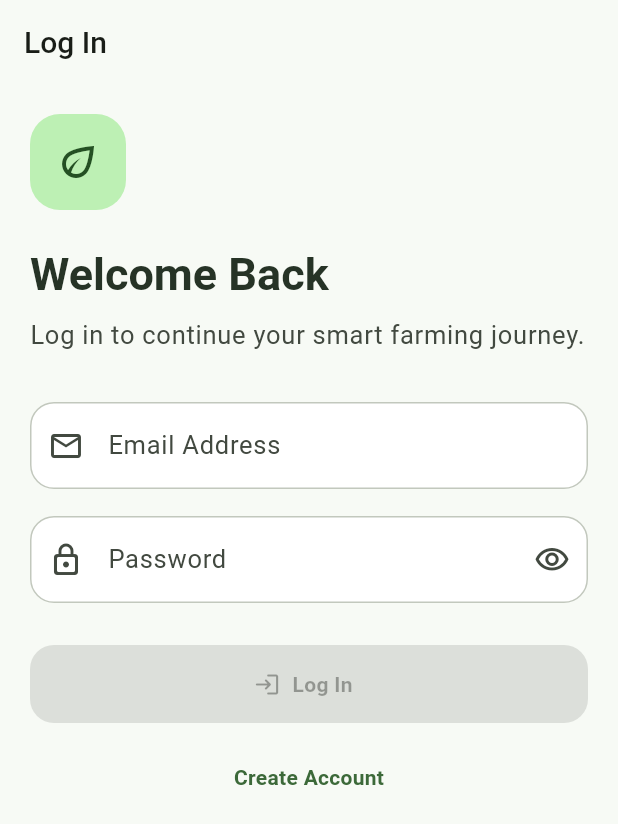
After one commit to ranasinghekavinda03/AgroCrew, a Flutter app: the LoginScreen screen opened directly, on a phone screen of 412 x 824 dp. The commit adds this screen. Shown: the top 824 px of the screen. Run offline on Flutter 3.47's test engine with Material 3 defaults, Android fonts, the phone set to English and light mode, and no system bars; accounts and stored records are empty; network calls fail.

Commit message:
feat(auth): add login and verified profile screens

```diff
--- /dev/null
+++ b/mobile/lib/features/auth/presentation/login_screen.dart
@@ -0,0 +1,278 @@
+import 'package:flutter/material.dart';
+
+import '../../../core/network/api_client.dart';
+import '../data/auth_service.dart';
+import '../data/auth_session.dart';
+import 'authenticated_profile_screen.dart';
+import 'register_screen.dart';
+
+class LoginScreen extends StatefulWidget {
+  const LoginScreen({super.key, this.authService, this.session});
+
+  final AuthService? authService;
+  final AuthSession? session;
+
+  @override
+  State<LoginScreen> createState() => _LoginScreenState();
+}
+
+class _LoginScreenState extends State<LoginScreen> {
+  final _formKey = GlobalKey<FormState>();
+  final _emailController = TextEditingController();
+  final _passwordController = TextEditingController();
+  late final AuthService _authService;
+  late final AuthSession _session;
+  late final bool _ownsAuthService;
+  late final bool _ownsSession;
+  bool _isSubmitting = false;
+  bool _isFormValid = false;
+  bool _obscurePassword = true;
+  String? _errorMessage;
+
+  @override
+  void initState() {
+    super.initState();
+    _ownsAuthService = widget.authService == null;
+    _authService = widget.authService ?? AuthService(ApiClient());
+    _ownsSession = widget.session == null;
+    _session = widget.session ?? AuthSession();
+    _emailController.addListener(_updateFormValidity);
+    _passwordController.addListener(_updateFormValidity);
+  }
+
+  @override
+  void dispose() {
+    _emailController.dispose();
+    _passwordController.dispose();
+    if (_ownsAuthService) _authService.close();
+    if (_ownsSession) _session.dispose();
+    super.dispose();
+  }
+
+  String? _validateEmail(String? value) {
+    final email = value?.trim() ?? '';
+    if (email.isEmpty) return 'Enter your email address.';
+    if (email.length > 320) {
+      return 'Email address must be 320 characters or fewer.';
+    }
+    if (!RegExp(r'^[^\s@]+@[^\s@]+\.[^\s@]+$').hasMatch(email)) {
+      return 'Enter a valid email address.';
+    }
+    return null;
+  }
+
+  String? _validatePassword(String? value) {
+    if ((value ?? '').isEmpty) return 'Enter your password.';
+    return null;
+  }
+
+  void _updateFormValidity() {
+    final valid =
+        _validateEmail(_emailController.text) == null &&
+        _validatePassword(_passwordController.text) == null;
+    if (mounted && valid != _isFormValid) setState(() => _isFormValid = valid);
+  }
+
+  Future<void> _submit() async {
+    if (_isSubmitting || !_formKey.currentState!.validate()) return;
+    FocusScope.of(context).unfocus();
+    setState(() {
+      _isSubmitting = true;
+      _errorMessage = null;
+    });
+    try {
+      final response = await _authService.login(
+        email: _emailController.text.trim().toLowerCase(),
+        password: _passwordController.text,
+      );
+      if (!mounted) return;
+      _session.begin(response);
+      _passwordController.clear();
+      await Navigator.of(context).push(
+        MaterialPageRoute<void>(
+          builder: (_) => AuthenticatedProfileScreen(
+            authService: _authService,
+            session: _session,
+          ),
+        ),
+      );
+    } on LoginException catch (error) {
+      if (mounted) setState(() => _errorMessage = error.message);
+    } on Object {
+      if (mounted) {
+        setState(() {
+          _errorMessage =
+              'AgroCrew could not log you in right now. Please try again.';
+        });
+      }
+    } finally {
+      if (mounted) setState(() => _isSubmitting = false);
+    }
+  }
+
+  void _openRegistration() {
+    Navigator.of(context).push(
+      MaterialPageRoute<void>(
+        builder: (_) =>
+            RegisterScreen(authService: _authService, session: _session),
+      ),
+    );
+  }
+
+  @override
+  Widget build(BuildContext context) {
+    final theme = Theme.of(context);
+    final colors = theme.colorScheme;
+    return Scaffold(
+      appBar: AppBar(title: const Text('Log In')),
+      body: SafeArea(
+        child: LayoutBuilder(
+          builder: (context, constraints) => SingleChildScrollView(
+            padding: EdgeInsets.fromLTRB(
+              constraints.maxWidth >= 600 ? 48 : 20,
+              20,
+              constraints.maxWidth >= 600 ? 48 : 20,
+              32 + MediaQuery.viewInsetsOf(context).bottom,
+            ),
+            child: Center(
+              child: ConstrainedBox(
+                constraints: const BoxConstraints(maxWidth: 560),
+                child: Form(
+                  key: _formKey,
+                  child: Column(
+                    crossAxisAlignment: CrossAxisAlignment.stretch,
+                    children: [
+                      Align(
+                        alignment: Alignment.centerLeft,
+                        child: Container(
+                          width: 64,
+                          height: 64,
+                          decoration: BoxDecoration(
+                            color: colors.primaryContainer,
+                            borderRadius: BorderRadius.circular(20),
+                          ),
+                          child: Icon(
+                            Icons.eco_outlined,
+                            color: colors.onPrimaryContainer,
+                            size: 32,
+                          ),
+                        ),
+                      ),
+                      const SizedBox(height: 24),
+                      Text(
+                        'Welcome Back',
+                        style: theme.textTheme.headlineSmall?.copyWith(
+                          fontSize: 30,
+                          fontWeight: FontWeight.w700,
+                        ),
+                      ),
+                      const SizedBox(height: 8),
+                      Text(
+                        'Log in to continue your smart farming journey.',
+                        style: theme.textTheme.bodyLarge?.copyWith(
+                          color: colors.onSurfaceVariant,
+                        ),
+                      ),
+                      const SizedBox(height: 32),
+                      TextFormField(
+                        key: const Key('login-email-field'),
+                        controller: _emailController,
+                        autovalidateMode: AutovalidateMode.onUserInteraction,
+                        keyboardType: TextInputType.emailAddress,
+                        textInputAction: TextInputAction.next,
+                        autofillHints: const [AutofillHints.email],
+                        autocorrect: false,
+                        decoration: const InputDecoration(
+                          labelText: 'Email Address',
+                          prefixIcon: Icon(Icons.email_outlined),
+                        ),
+                        validator: _validateEmail,
+                      ),
+                      const SizedBox(height: 18),
+                      TextFormField(
+                        key: const Key('login-password-field'),
+                        controller: _passwordController,
+                        obscureText: _obscurePassword,
+                        autovalidateMode: AutovalidateMode.onUserInteraction,
+                        textInputAction: TextInputAction.done,
+                        autofillHints: const [AutofillHints.password],
+                        enableSuggestions: false,
+                        autocorrect: false,
+                        onFieldSubmitted: (_) {
+                          if (_isFormValid && !_isSubmitting) _submit();
+                        },
+                        decoration: InputDecoration(
+                          labelText: 'Password',
+                          prefixIcon: const Icon(Icons.lock_outline_rounded),
+                          suffixIcon: IconButton(
+                            key: const Key('login-toggle-password-visibility'),
+                            tooltip: _obscurePassword
+                                ? 'Show password'
+                                : 'Hide password',
+                            onPressed: () => setState(
+                              () => _obscurePassword = !_obscurePassword,
+                            ),
+                            icon: Icon(
+                              _obscurePassword
+                                  ? Icons.visibility_outlined
+                                  : Icons.visibility_off_outlined,
+                            ),
+                          ),
+                        ),
+                        validator: _validatePassword,
+                      ),
+                      if (_errorMessage case final message?) ...[
+                        const SizedBox(height: 22),
+                        Semantics(
+                          liveRegion: true,
+                          child: Container(
+                            padding: const EdgeInsets.all(16),
+                            decoration: BoxDecoration(
+                              color: colors.errorContainer,
+                              borderRadius: BorderRadius.circular(16),
+                            ),
+                            child: Text(
+                              message,
+                              style: TextStyle(color: colors.onErrorContainer),
+                            ),
+                          ),
+                        ),
+                      ],
+                      const SizedBox(height: 28),
+                      SizedBox(
+                        height: 52,
+                        child: FilledButton.icon(
+                          key: const Key('login-submit'),
+                          onPressed: _isSubmitting || !_isFormValid
+                              ? null
+                              : _submit,
+                          icon: _isSubmitting
+                              ? const SizedBox.square(
+                                  dimension: 20,
+                                  child: CircularProgressIndicator(
+                                    strokeWidth: 2.5,
+                                  ),
+                                )
+                              : const Icon(Icons.login_rounded),
+                          label: Text(
+                            _isSubmitting ? 'Logging In...' : 'Log In',
+                          ),
+                        ),
+                      ),
+                      const SizedBox(height: 12),
+                      TextButton(
+                        key: const Key('login-create-account'),
+                        onPressed: _isSubmitting ? null : _openRegistration,
+                        child: const Text('Create Account'),
+                      ),
+                    ],
+                  ),
+                ),
+              ),
+            ),
+          ),
+        ),
+      ),
+    );
+  }
+}
```
Also changed, not shown: mobile/lib/features/auth/presentation/authenticated_profile_screen.dart (added, +162 -0 lines), mobile/lib/features/auth/presentation/register_screen.dart (+23 -4 lines).
